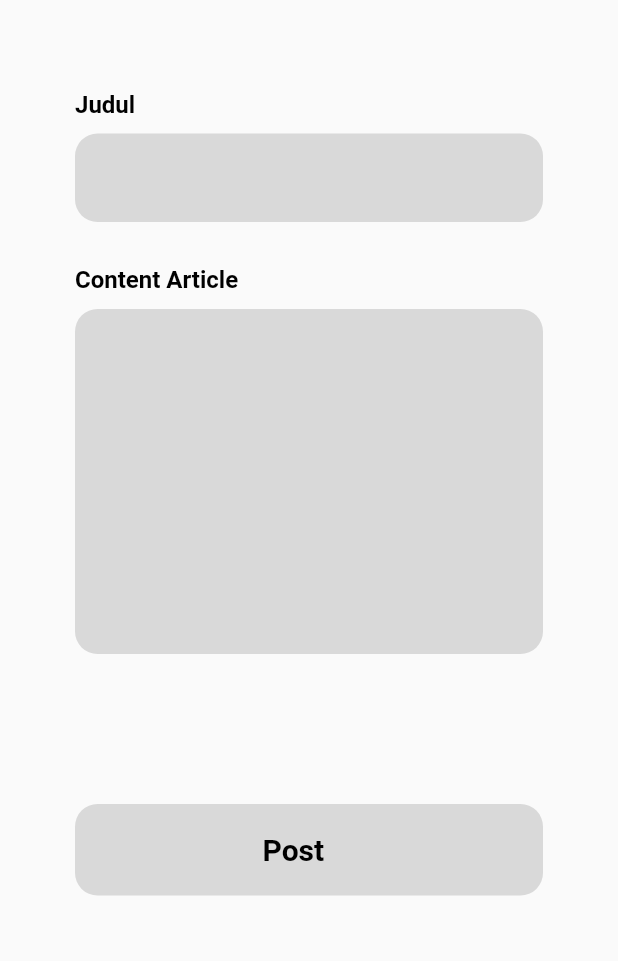
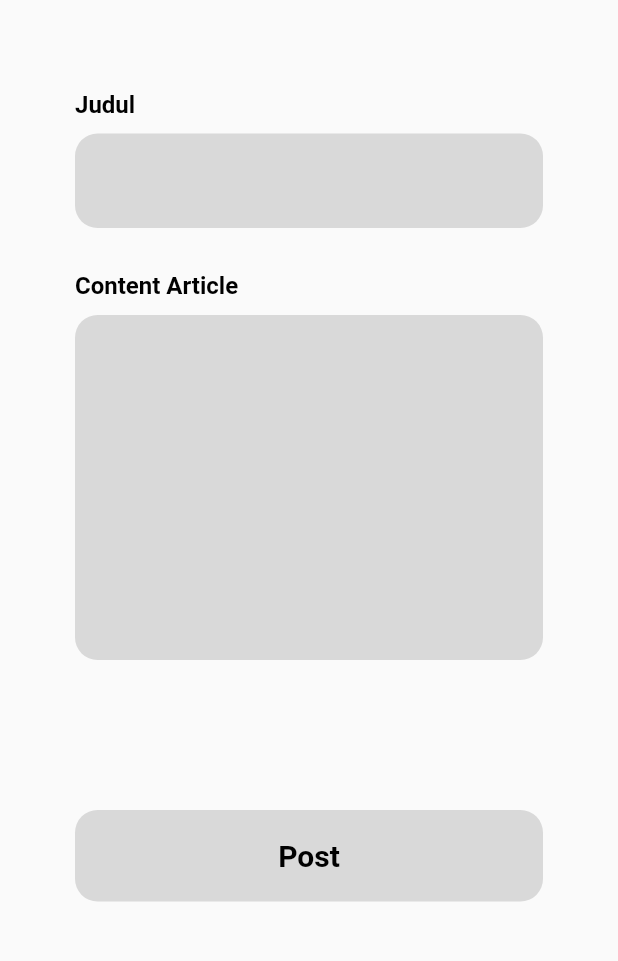
Before and after one commit to mfajarhafidh/Rewind-GetX, a Flutter app: the PostArticleView screen opened by its route, on a phone screen of 412 x 824 dp, the part 84-1045 px from its top. Run offline on Flutter 3.47's test engine with Material 2 defaults, Android fonts, the phone set to English and light mode, and no system bars; our stand-ins replace easy_splash_screen, gap, get, logger, skeletons; network calls fail.

Commit message:
feat: post article using getconnect to API server

```diff
--- a/lib/app/modules/post_article/widgets/text_field_widget.dart
+++ b/lib/app/modules/post_article/widgets/text_field_widget.dart
@@ -18,6 +18,8 @@ class TextFieldWidget extends GetView<PostArticleController> {
         Text("Judul", style: headline3),
         Gap(10),
         TextField(
+          style: headline1,
+          controller: controller.title,
           onSubmitted: (value) => controller.changeFocus(),
           decoration: InputDecoration(
               filled: true,
@@ -30,6 +32,8 @@ class TextFieldWidget extends GetView<PostArticleController> {
         Text("Content Article", style: headline3),
         Gap(10),
         TextField(
+          style: headline3.copyWith(fontWeight: FontWeight.w400),
+          controller: controller.desc,
           focusNode: controller.nodeTwo,
           decoration: InputDecoration(
               filled: true,
@@ -46,17 +50,18 @@ class TextFieldWidget extends GetView<PostArticleController> {
   }
 
   Widget btnPost() {
-    return GestureDetector(
-      onTap: (){},
+    return Obx(() => GestureDetector(
+          onTap: () => controller.postArticleController(),
           child: Container(
             width: Get.width,
             padding: EdgeInsets.symmetric(horizontal: 125, vertical: 19),
             decoration: BoxDecoration(
                 borderRadius: BorderRadius.circular(15),
-          color: colorFillContainer
+                color: colorFillContainer),
+            child: controller.isLoading.value
+                ? CircularProgressIndicator()
+                : Center(child: Text("Post", style: headline1)),
           ),
-        child: Text("Post", style: headline1),
-      ),
-    );
+        ));
   }
 }
```
Also changed, not shown: lib/app/modules/post_article/controllers/post_article_controller.dart (+22 -0 lines), lib/app/modules/post_article/services/post_article_service.dart (added, +19 -0 lines). Lines whose indentation alone changed are shown as unchanged.
